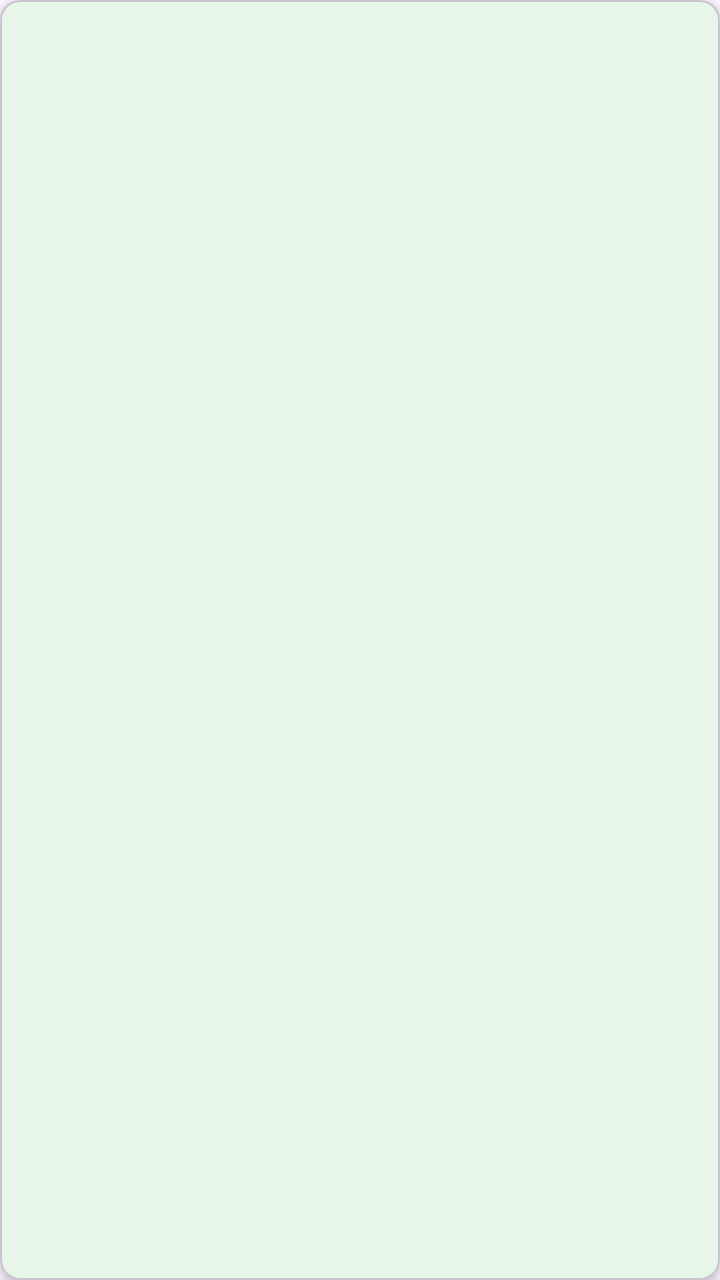
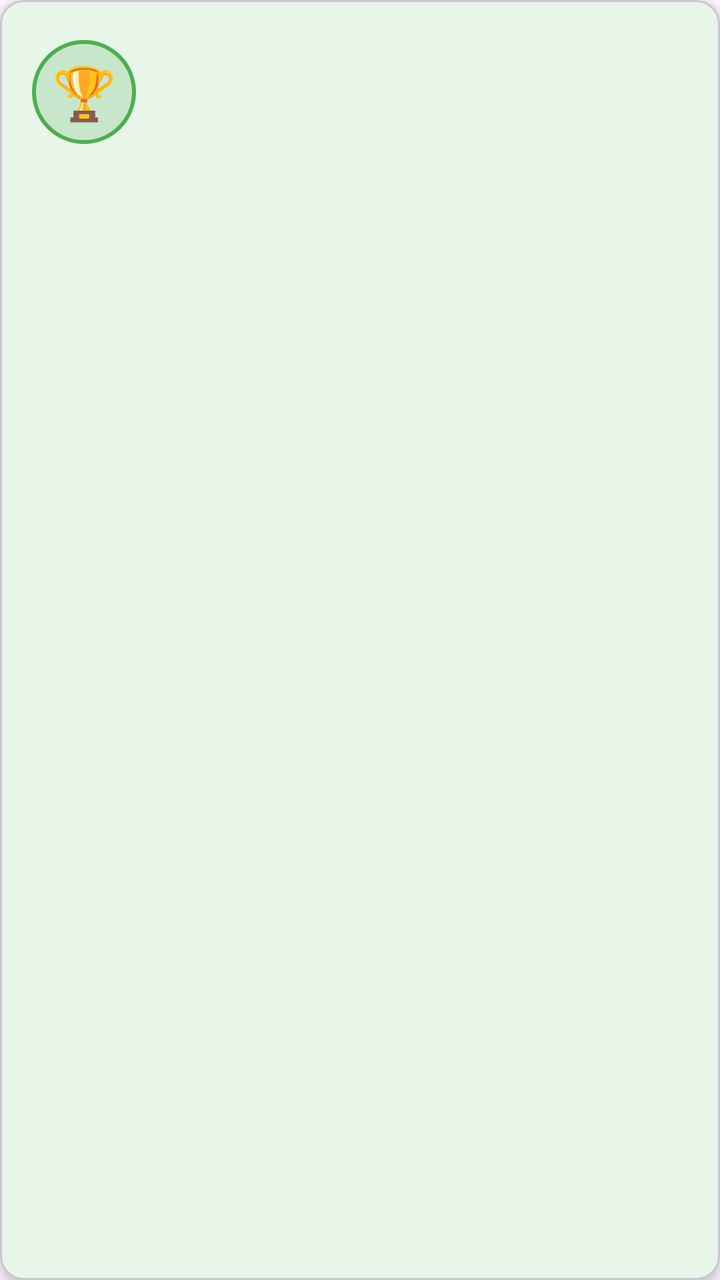

Two renders of the same Android screen: before a commit and after it. Below are the layout's source before the change and the commit's diff.
<!-- AndroidManifest.xml: application theme Theme.FinFlow -->
<!-- res/layout/item_achievement.xml -->
<?xml version="1.0" encoding="utf-8"?>
<com.google.android.material.card.MaterialCardView
    xmlns:android="http://schemas.android.com/apk/res/android"
    xmlns:app="http://schemas.android.com/apk/res-auto"
    android:layout_width="match_parent"
    android:layout_height="wrap_content"
    android:layout_marginBottom="10dp"
    app:cardCornerRadius="10dp"
    app:cardElevation="3dp"
    app:cardBackgroundColor="#E8F5E9">

    <LinearLayout
        android:layout_width="match_parent"
        android:layout_height="wrap_content"
        android:orientation="horizontal"
        android:padding="16dp">

        <LinearLayout
            android:layout_width="0dp"
            android:layout_height="wrap_content"
            android:layout_weight="1"
            android:orientation="vertical">

            <TextView
                android:id="@+id/tv_achievement_title"
                android:layout_width="wrap_content"
                android:layout_height="wrap_content"
                android:textSize="16sp"
                android:textStyle="bold"
                android:textColor="@color/text_primary"
                android:layout_marginBottom="4dp" />

            <TextView
                android:id="@+id/tv_achievement_description"
                android:layout_width="wrap_content"
                android:layout_height="wrap_content"
                android:textSize="13sp"
                android:textColor="@color/text_secondary"
                android:layout_marginBottom="4dp" />

            <TextView
                android:id="@+id/tv_achievement_date"
                android:layout_width="wrap_content"
                android:layout_height="wrap_content"
                android:textSize="11sp"
                android:textColor="@color/text_secondary" />

        </LinearLayout>

        <TextView
            android:id="@+id/tv_achievement_points"
            android:layout_width="wrap_content"
            android:layout_height="wrap_content"
            android:textSize="18sp"
            android:textStyle="bold"
            android:textColor="@color/green_primary"
            android:gravity="center_vertical"
            android:layout_gravity="center_vertical" />

    </LinearLayout>

</com.google.android.material.card.MaterialCardView>
<!-- resources referenced by this layout -->
<resources>
  <color name="green_primary">#2E7D32</color>
  <color name="text_primary">#212121</color>
  <color name="text_secondary">#757575</color>
  <style name="Theme.FinFlow" parent="Base.Theme.FinFlow" />
  <style name="Base.Theme.FinFlow" parent="Theme.Material3.Light.NoActionBar">
          <item name="colorPrimary">@color/green_primary</item>
          <item name="colorPrimaryVariant">@color/green_dark</item>
          <item name="colorOnPrimary">@color/white</item>
  
          <item name="colorSecondary">@color/green_light</item>
          <item name="colorSecondaryVariant">@color/green_dark</item>
          <item name="colorOnSecondary">@color/white</item>
  
          <item name="android:statusBarColor">@color/green_primary</item>
          <item name="android:windowLightStatusBar">false</item>
  
          <item name="colorSurface">@color/background_card</item>
          <item name="colorOnSurface">@color/text_primary</item>
  
          <item name="android:textColorPrimary">@color/text_primary</item>
          <item name="android:textColorSecondary">@color/text_secondary</item>
          <item name="android:textColorHint">@color/text_hint</item>
      </style>
  <color name="green_dark">#1B5E20</color>
  <color name="white">#FFFFFFFF</color>
  <color name="green_light">#66BB6A</color>
  <color name="background_card">#FFFFFF</color>
  <color name="text_hint">#BDBDBD</color>
</resources>

<!-- the commit's change to res/layout/item_achievement.xml (unified diff, before → after) -->
@@ -5,7 +5,7 @@
     android:layout_width="match_parent"
     android:layout_height="wrap_content"
     android:layout_marginBottom="10dp"
-    app:cardCornerRadius="10dp"
+    app:cardCornerRadius="12dp"
     app:cardElevation="3dp"
     app:cardBackgroundColor="#E8F5E9">
 
@@ -15,11 +15,24 @@
         android:orientation="horizontal"
         android:padding="16dp">
 
+        
+        <TextView
+            android:id="@+id/tv_badge_icon"
+            android:layout_width="52dp"
+            android:layout_height="52dp"
+            android:gravity="center"
+            android:textSize="26sp"
+            android:background="@drawable/badge_circle_bg"
+            android:layout_marginEnd="14dp"
+            android:layout_gravity="center_vertical"
+            android:text="🏆" />
+
         <LinearLayout
             android:layout_width="0dp"
             android:layout_height="wrap_content"
             android:layout_weight="1"
-            android:orientation="vertical">
+            android:orientation="vertical"
+            android:layout_gravity="center_vertical">
 
             <TextView
                 android:id="@+id/tv_achievement_title"
@@ -28,7 +41,7 @@
                 android:textSize="16sp"
                 android:textStyle="bold"
                 android:textColor="@color/text_primary"
-                android:layout_marginBottom="4dp" />
+                android:layout_marginBottom="3dp" />
 
             <TextView
                 android:id="@+id/tv_achievement_description"
@@ -36,7 +49,7 @@
                 android:layout_height="wrap_content"
                 android:textSize="13sp"
                 android:textColor="@color/text_secondary"
-                android:layout_marginBottom="4dp" />
+                android:layout_marginBottom="3dp" />
 
             <TextView
                 android:id="@+id/tv_achievement_date"
@@ -51,11 +64,12 @@
             android:id="@+id/tv_achievement_points"
             android:layout_width="wrap_content"
             android:layout_height="wrap_content"
-            android:textSize="18sp"
+            android:textSize="16sp"
             android:textStyle="bold"
             android:textColor="@color/green_primary"
             android:gravity="center_vertical"
-            android:layout_gravity="center_vertical" />
+            android:layout_gravity="center_vertical"
+            android:layout_marginStart="8dp" />
 
     </LinearLayout>
 
<!-- resource entries referenced after the edit -->
@@ -3,6 +3,13 @@
   <color name="green_primary">#2E7D32</color>
   <color name="text_primary">#212121</color>
   <color name="text_secondary">#757575</color>
+  <!-- drawable badge_circle_bg (drawable) -->
+  <?xml version="1.0" encoding="utf-8"?>
+  <shape xmlns:android="http://schemas.android.com/apk/res/android"
+      android:shape="oval">
+      <solid android:color="#C8E6C9" />
+      <stroke android:width="2dp" android:color="#4CAF50" />
+  </shape>
   <style name="Theme.FinFlow" parent="Base.Theme.FinFlow" />
   <style name="Base.Theme.FinFlow" parent="Theme.Material3.Light.NoActionBar">
           <item name="colorPrimary">@color/green_primary</item>
